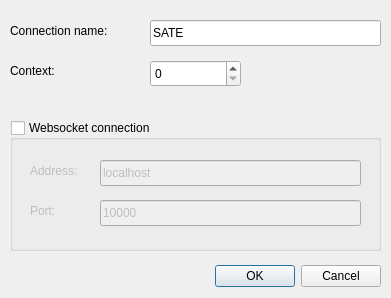
This is src/util/sate/src/connectdialog.ui in SafirSDK/safir-sdk-core as Qt 5 draws it before an edit. The edited form follows.
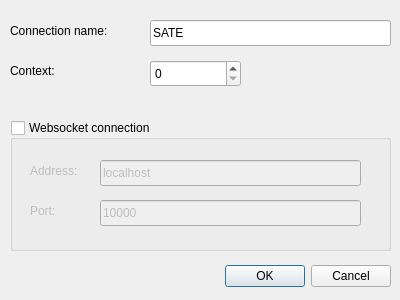
This is the edited form.

```diff
--- a/src/util/sate/src/connectdialog.ui
+++ b/src/util/sate/src/connectdialog.ui
@@ -6,8 +6,8 @@
    <rect>
     <x>0</x>
     <y>0</y>
-    <width>391</width>
-    <height>298</height>
+    <width>400</width>
+    <height>300</height>
    </rect>
   </property>
   <property name="windowTitle">
@@ -18,7 +18,7 @@
     <rect>
      <x>10</x>
      <y>260</y>
-     <width>371</width>
+     <width>381</width>
      <height>32</height>
     </rect>
    </property>
@@ -47,7 +47,7 @@
     <rect>
      <x>150</x>
      <y>20</y>
-     <width>231</width>
+     <width>241</width>
      <height>26</height>
     </rect>
    </property>
@@ -83,7 +83,7 @@
     <rect>
      <x>10</x>
      <y>120</y>
-     <width>371</width>
+     <width>381</width>
      <height>131</height>
     </rect>
    </property>
```
